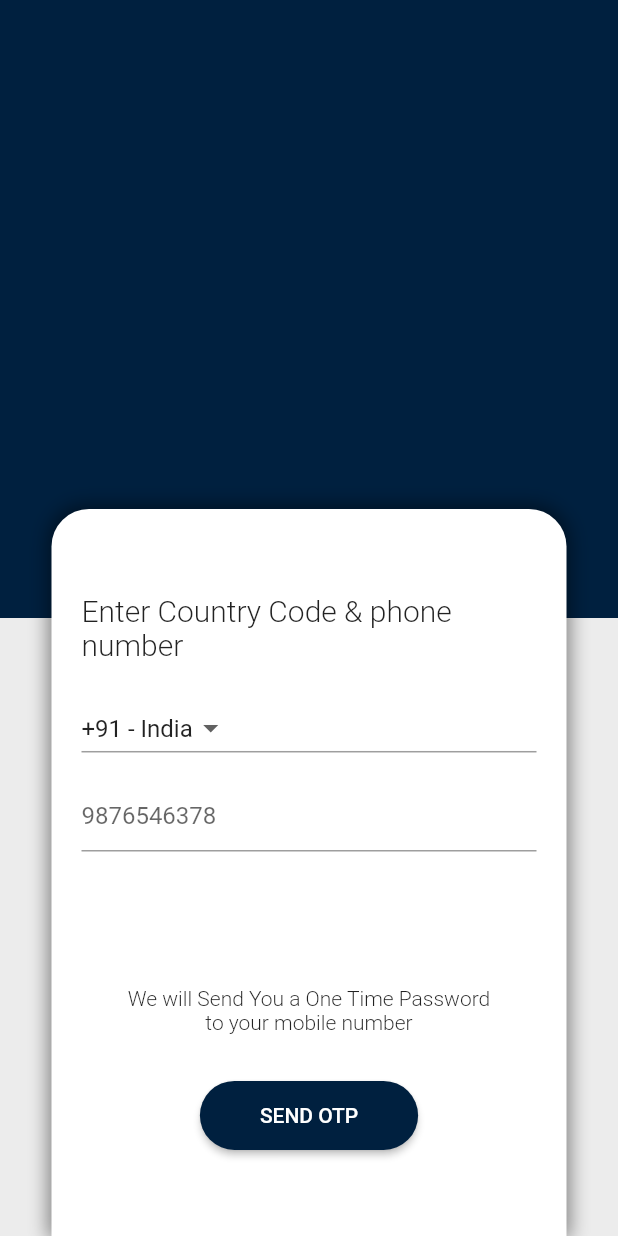
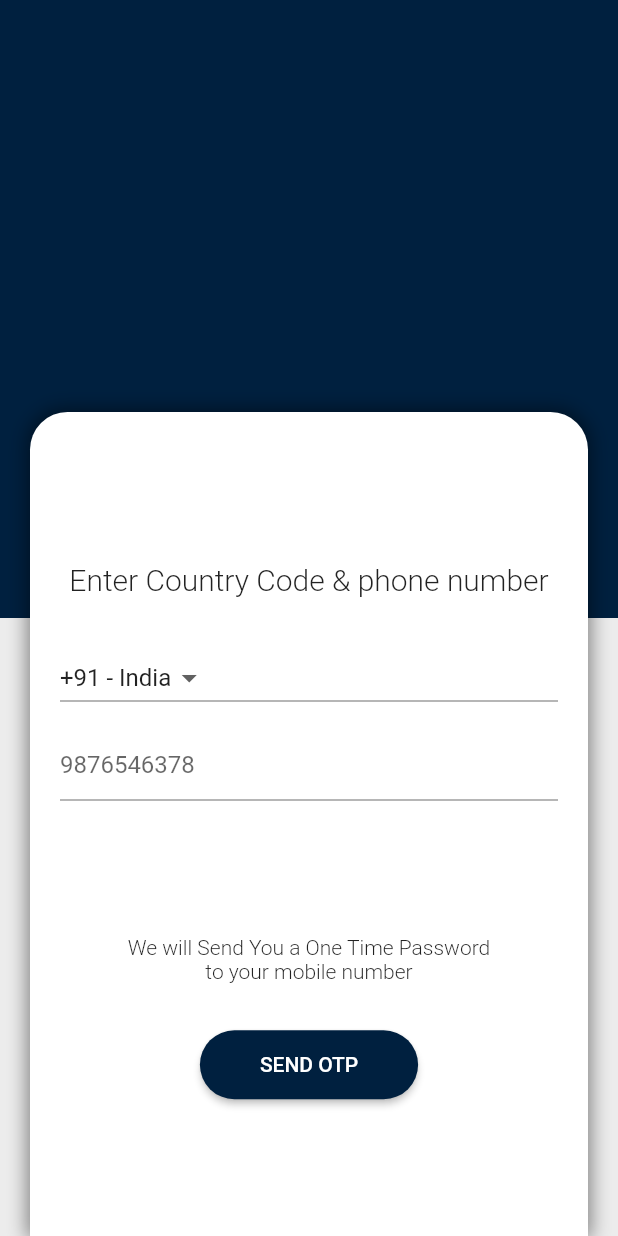
Before and after one commit to bharatmk256/Last-Sem-Project-Diploma, a Flutter app: the screen it shows after launch, after a tap on "Login Screen", on a phone screen of 412 x 824 dp. Run offline on Flutter 3.47's test engine with Material 2 defaults, Android fonts, the phone set to English and light mode, and no system bars.

Commit message:
login screen bug fix, added otp screen to work on

```diff
--- a/map_notes/lib/main.dart
+++ b/map_notes/lib/main.dart
@@ -1,8 +1,9 @@
 import 'package:flutter/cupertino.dart';
 import 'package:flutter/material.dart';
-import 'package:map_notes/screens/homeScreen.dart';
-import 'package:map_notes/screens/loginScreen.dart';
-import 'package:map_notes/screens/noteScreen.dart';
+import 'package:map_notes/screens/home_screen.dart';
+import 'package:map_notes/screens/login_screen.dart';
+import 'package:map_notes/screens/note_screen.dart';
+import 'package:map_notes/screens/otp_screen.dart';
 
 void main() => runApp(MyApp());
 
@@ -18,6 +19,7 @@ class MyApp extends StatelessWidget {
         'homeScreen': (context) => MyHome(),
         'loginScreen': (context) => LoginScreen(),
         'noteScreen': (context) => NoteScreen(),
+        'otpScreen': (context) => OtpScreen(),
       },
     );
   }
--- a/map_notes/lib/screens/loginScreen.dart
+++ b/map_notes/lib/screens/login_screen.dart
@@ -1,7 +1,7 @@
 import 'dart:ui';
 
 import 'package:flutter/material.dart';
-import 'package:map_notes/screens/widgetStack/loginWidgets.dart';
+import 'package:map_notes/screens/widgetStack/login_widget.dart';
 
 class LoginScreen extends StatelessWidget {
   @override
--- /dev/null
+++ b/map_notes/lib/screens/otp_screen.dart
@@ -0,0 +1,12 @@
+import 'package:flutter/material.dart';
+
+class OtpScreen extends StatelessWidget {
+  @override
+  Widget build(BuildContext context) {
+    return Scaffold(
+      body: Center(
+        child: Text("This is starter Screen of Home"),
+      ),
+    );
+  }
+}
--- a/map_notes/lib/screens/widgetStack/loginWidgets.dart
+++ /dev/null
@@ -1,111 +0,0 @@
-import 'package:flutter/material.dart';
-
-class LoginWidgets extends StatelessWidget {
-  @override
-  Widget build(BuildContext context) {
-    var screenHeight = MediaQuery.of(context).size.height;
-    var screenWidth = MediaQuery.of(context).size.width;
-    String dropdownValue = '+91 - India';
-    return Stack(
-      alignment: Alignment.topCenter,
-      children: [
-        Container(
-          height: screenHeight / 2,
-          color: Color(0xff00203F),
-        ),
-        Column(
-          mainAxisAlignment: MainAxisAlignment.end,
-          children: [
-            Container(
-              height: screenHeight / 1.7,
-              width: screenWidth / 1.2,
-              decoration: BoxDecoration(
-                color: Colors.white,
-                boxShadow: [
-                  BoxShadow(
-                    color: Colors.black45,
-                    blurRadius: 10.0,
-                    spreadRadius: 2.0,
-                  ),
-                ],
-                borderRadius: BorderRadius.only(
-                  topLeft: Radius.circular(25.0),
-                  topRight: Radius.circular(25.0),
-                ),
-              ),
-              padding: EdgeInsets.all(20.0),
-              child: Column(
-                mainAxisAlignment: MainAxisAlignment.center,
-                children: [
-                  Text(
-                    "Enter Country Code & phone number",
-                    style: TextStyle(
-                      fontSize: 20.0,
-                      fontWeight: FontWeight.w300,
-                    ),
-                  ),
-                  Container(
-                    width: 500,
-                    child: DropdownButton<String>(
-                      value: dropdownValue,
-                      underline: Container(
-                        height: 1,
-                        color: Colors.black38,
-                      ),
-                      onChanged: (String newValue) {},
-                      items: <String>[
-                        '+91 - India',
-                        '+92 - India',
-                        '+93 - India',
-                        '+94 - India'
-                      ].map<DropdownMenuItem<String>>((String value) {
-                        return DropdownMenuItem<String>(
-                          value: value,
-                          child: Text(value),
-                        );
-                      }).toList(),
-                    ),
-                    padding: EdgeInsets.only(top: 20.0, bottom: 10.0),
-                  ),
-                  TextField(
-                    decoration: InputDecoration(hintText: "9876546378"),
-                  ),
-                  Container(
-                    height: 90.0,
-                  ),
-                  Text(
-                    "We will Send You a One Time Password\nto your mobile number",
-                    textAlign: TextAlign.center,
-                    style: TextStyle(
-                      fontWeight: FontWeight.w300,
-                    ),
-                  ),
-                  Container(
-                    height: 30.0,
-                  ),
-                  RaisedButton(
-                    padding: EdgeInsets.only(
-                      left: 40.0,
-                      right: 40.0,
-                      top: 15.0,
-                      bottom: 15.0,
-                    ),
-                    onPressed: () {},
-                    color: Color(0xff00203F),
-                    child: Text(
-                      "SEND OTP",
-                      style: TextStyle(color: Colors.white),
-                    ),
-                    shape: RoundedRectangleBorder(
-                      borderRadius: BorderRadius.circular(50.0),
-                    ),
-                  )
-                ],
-              ),
-            ),
-          ],
-        ),
-      ],
-    );
-  }
-}
--- /dev/null
+++ b/map_notes/lib/screens/widgetStack/login_widget.dart
@@ -0,0 +1,131 @@
+import 'package:flutter/cupertino.dart';
+import 'package:flutter/material.dart';
+
+class LoginWidgets extends StatelessWidget {
+  @override
+  Widget build(BuildContext context) {
+    var screenHeight = MediaQuery.of(context).size.height;
+    var screenWidth = MediaQuery.of(context).size.width;
+    String dropdownValue = '+91 - India';
+    return Stack(
+      alignment: Alignment.topCenter,
+      children: [
+        Container(
+          height: screenHeight / 2,
+          color: Color(0xff00203F),
+        ),
+        Column(
+          children: [
+            Expanded(
+              flex: 1,
+              child: Container(),
+            ),
+            Expanded(
+              flex: 2,
+              child: ListView(
+                children: [
+                  Padding(
+                    padding: const EdgeInsets.symmetric(horizontal: 20.0),
+                    child: Container(
+                      height: MediaQuery.of(context).size.height/1.5,
+                      alignment: Alignment.bottomCenter,
+                      decoration: BoxDecoration(
+                        color: Colors.white,
+                        boxShadow: [
+                          BoxShadow(
+                            color: Colors.black45,
+                            blurRadius: 10.0,
+                            spreadRadius: 2.0,
+                          ),
+                        ],
+                        borderRadius: BorderRadius.only(
+                          topLeft: Radius.circular(25.0),
+                          topRight: Radius.circular(25.0),
+                        ),
+                      ),
+                      padding: EdgeInsets.all(20.0),
+                      child: Column(
+                        mainAxisAlignment: MainAxisAlignment.center,
+                        children: [
+                          SizedBox(
+                            height: 10.0,
+                          ),
+                          Text(
+                            "Enter Country Code & phone number",
+                            style: TextStyle(
+                              fontSize: 20.0,
+                              fontWeight: FontWeight.w300,
+                            ),
+                          ),
+                          SizedBox(
+                            height: 10.0,
+                          ),
+                          Container(
+                            width: 500,
+                            child: DropdownButton<String>(
+                              value: dropdownValue,
+                              underline: Container(
+                                height: 1,
+                                color: Colors.black38,
+                              ),
+                              onChanged: (String newValue) {},
+                              items: <String>[
+                                '+91 - India',
+                                '+92 - India',
+                                '+93 - India',
+                                '+94 - India'
+                              ].map<DropdownMenuItem<String>>((String value) {
+                                return DropdownMenuItem<String>(
+                                  value: value,
+                                  child: Text(value),
+                                );
+                              }).toList(),
+                            ),
+                            padding: EdgeInsets.only(top: 20.0, bottom: 10.0),
+                          ),
+                          TextField(
+                            decoration: InputDecoration(hintText: "9876546378"),
+                          ),
+                          Container(
+                            height: 90.0,
+                          ),
+                          Text(
+                            "We will Send You a One Time Password\nto your mobile number",
+                            textAlign: TextAlign.center,
+                            style: TextStyle(
+                              fontWeight: FontWeight.w300,
+                            ),
+                          ),
+                          Container(
+                            height: 30.0,
+                          ),
+                          RaisedButton(
+                            padding: EdgeInsets.only(
+                              left: 40.0,
+                              right: 40.0,
+                              top: 15.0,
+                              bottom: 15.0,
+                            ),
+                            onPressed: () {},
+                            color: Color(0xff00203F),
+                            child: Text(
+                              "SEND OTP",
+                              style: TextStyle(color: Colors.white),
+                            ),
+                            shape: RoundedRectangleBorder(
+                              borderRadius: BorderRadius.circular(50.0),
+                            ),
+                          )
+                        ],
+                      ),
+                    ),
+                  ),
+                ],
+              ),
+            ),
+          ],
+        ),
+      ],
+    );
+  }
+}
```
Also changed, not shown: map_notes/lib/screens/home_screen.dart (renamed from map_notes/lib/screens/homeScreen.dart), map_notes/lib/screens/note_screen.dart (renamed from map_notes/lib/screens/noteScreen.dart).
